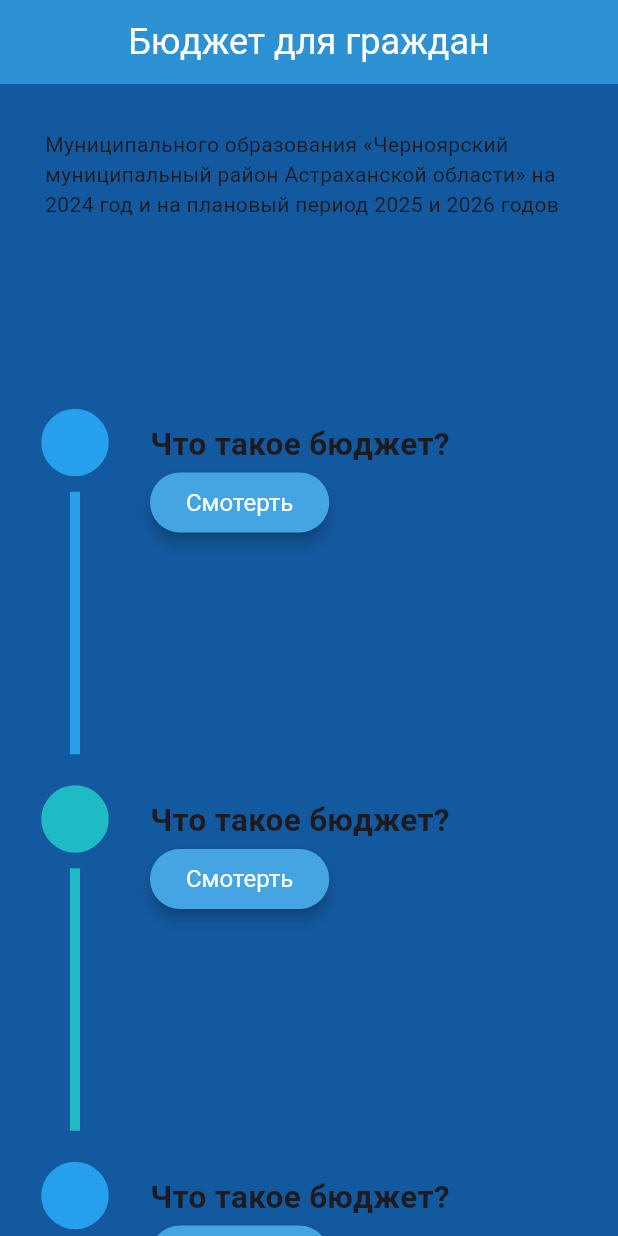
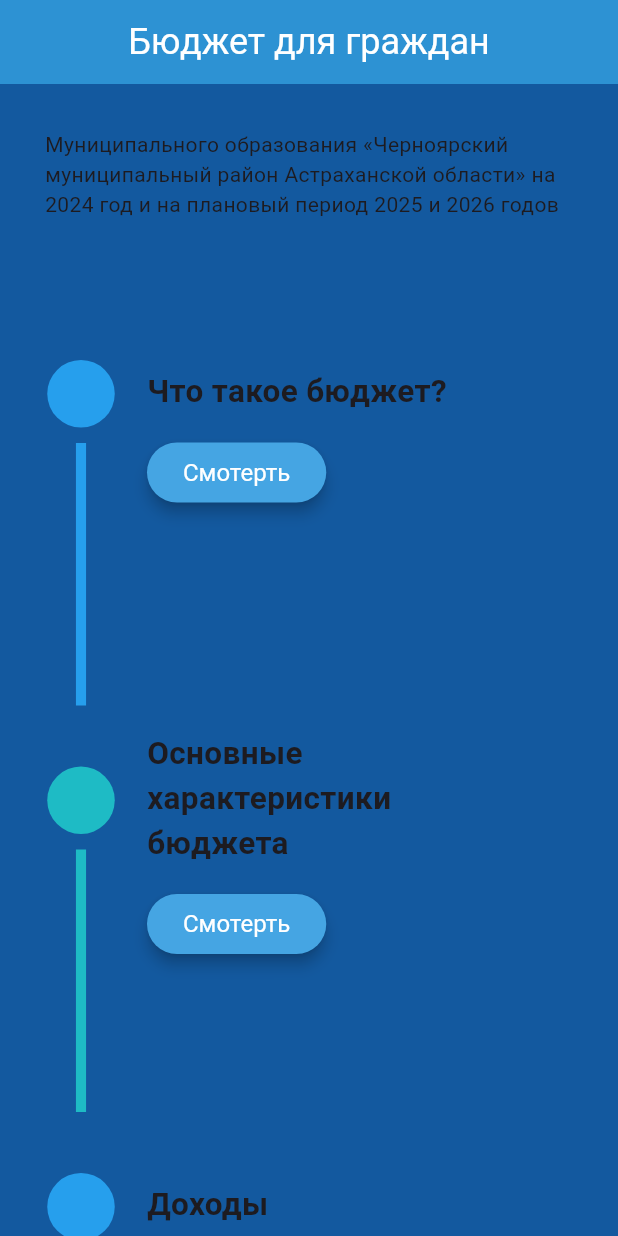
Before and after one commit to MatveyNevirets/Budget, a Flutter app: the screen it shows after launch, on a phone screen of 412 x 824 dp. Run offline on Flutter 3.47's test engine with Material 3 defaults, Android fonts, the phone set to English and light mode, and no system bars.

Commit message:
Set names of category

```diff
--- a/lib/Consts/AppStrings.dart
+++ b/lib/Consts/AppStrings.dart
@@ -6,11 +6,11 @@ abstract class AppStrings extends StatelessWidget
   static const subtitleText = "Муниципального образования «Черноярский муниципальный район Астраханской области» на 2024 год и на плановый период 2025 и 2026 годов";
 
   static const whatIsBudgetButtonText = "Что такое бюджет?";
-  static const baseCharactersButtonText = "Основные характеристики бюджета";
+  static const baseCharactersButtonText = "Основные\nхарактеристики\nбюджета";
   static const dohods = "Доходы";
   static const rashods = "Расходы";
-  static const meshBudget = "Межбюджетные отношения";
-  static const requesits = "Реквизиты для оплаты";
+  static const meshBudget = "Межбюджетные\nотношения";
+  static const requesits = "Реквизиты для\nоплаты";
   static const contacts = "Контакты";
 
   static const basicCheckButtonText = "Смотерть";
--- a/lib/widgets/main_screen/main_screen_widget.dart
+++ b/lib/widgets/main_screen/main_screen_widget.dart
@@ -1,5 +1,6 @@
 import 'package:budget/Consts/AppColors.dart';
 import 'package:budget/Consts/AppStrings.dart';
+import 'package:budget/widgets/main_screen/main_screen_widget.dart';
 import 'package:flutter/material.dart';
 
 class MainScreenWidget extends StatelessWidget {
@@ -36,68 +37,56 @@ class TitleAndNavigationWidgets extends StatelessWidget {
       physics: ScrollPhysics(parent: ClampingScrollPhysics()),
       child: Container(
         margin: const EdgeInsets.all(30),
-        child: const Wrap(
+        child: Wrap(
           children: [
             Column(
               children: [
                 Text(AppStrings.subtitleText),
-                OneCategoryGraphicWidgets(
-                    // радиус 10, отступ от круга до линии 20
-                    categoryWidgetsColor,
+                CategoryPoint(
                     AppStrings.whatIsBudgetButtonText,
-                    false,
+                    AppColors.categoryWidgetsColor,
                     ovalRadius,
-                    indentOfOvalToLine),
+                    indentOfOvalToLine, false),
                 SizedBox(
-                  height: 38,
+                  height: 48,
                 ),
-                OneCategoryGraphicWidgets(
-                    // радиус 10, отступ от круга до линии 20
-                    alternativeCategoryWidgetsColor,
-                    AppStrings.whatIsBudgetButtonText,
-                    false,
+                CategoryPoint(
+                    AppStrings.baseCharactersButtonText,
+                    AppColors.alternativeCategoryWidgetsColor,
                     ovalRadius,
-                    indentOfOvalToLine),
+                    indentOfOvalToLine, false),
                 SizedBox(
-                  height: 38,
+                  height: 48,
                 ),
-                OneCategoryGraphicWidgets(
-                    // радиус 10, отступ от круга до линии 20
-                    categoryWidgetsColor,
-                    AppStrings.whatIsBudgetButtonText,
-                    false,
+                CategoryPoint(
+                    AppStrings.dohods,
+                    AppColors.categoryWidgetsColor,
                     ovalRadius,
-                    indentOfOvalToLine),
+                    indentOfOvalToLine, false),
                 SizedBox(
-                  height: 38,
+                  height: 48,
                 ),
-                OneCategoryGraphicWidgets(
-                    // радиус 10, отступ от круга до линии 20
-                    alternativeCategoryWidgetsColor,
-                    AppStrings.whatIsBudgetButtonText,
-                    false,
+                CategoryPoint(
+                    AppStrings.meshBudget,
+                    AppColors.alternativeCategoryWidgetsColor,
                     ovalRadius,
-                    indentOfOvalToLine),
+                    indentOfOvalToLine, false),
                 SizedBox(
-                  height: 38,
+                  height: 48,
                 ),
-                OneCategoryGraphicWidgets(
-                    // радиус 10, отступ от круга до линии 20
-                    categoryWidgetsColor,
-                    AppStrings.whatIsBudgetButtonText,
-                    false,
+                CategoryPoint(
+                    AppStrings.requesits,
+                    AppColors.categoryWidgetsColor,
                     ovalRadius,
-                    indentOfOvalToLine),
+                    indentOfOvalToLine, false),
                 SizedBox(
-                  height: 38,
+                  height: 48,
                 ),
-                OneCategoryGraphicWidgets(
-                    // радиус 10, отступ от круга до линии 20
-                    alternativeCategoryWidgetsColor,
-                    AppStrings.whatIsBudgetButtonText,
-                    true,
+                CategoryPoint(
+                    AppStrings.contacts,
+                    AppColors.alternativeCategoryWidgetsColor,
                     ovalRadius,
-                    indentOfOvalToLine),
+                    indentOfOvalToLine, true),
                 SizedBox(
                   height: 60,
                 ),
@@ -110,15 +99,75 @@ class TitleAndNavigationWidgets extends StatelessWidget {
   }
 }
 
+class CategoryPoint extends StatelessWidget {
+
+  final String textOfCategory;
+
+  final Color basedColor;
+  final double ovalRadius;
+  final double indentOfOvalToLine;
+
+  final bool isEndPoint;
+
+  @override
+  Widget build(BuildContext context) {
+    return Row(
+      children: [
+        OneCategoryGraphicWidgets(
+            // радиус 10, отступ от круга до линии 20
+            basedColor,
+            isEndPoint,
+            ovalRadius,
+            indentOfOvalToLine),
+        SizedBox(width: 60,),
+        OneCategoryUIWidgets(textOfCategory: textOfCategory),
+      ],
+    );
+  }
+
+
+  CategoryPoint(this.textOfCategory, this.basedColor, this.ovalRadius,
+      this.indentOfOvalToLine, this.isEndPoint);
+}
+
+class OneCategoryUIWidgets extends StatelessWidget {
+  final String textOfCategory;
+
+  const OneCategoryUIWidgets({super.key, required this.textOfCategory});
+
+  @override
+  Widget build(BuildContext context) {
+    return Column(
+      crossAxisAlignment: CrossAxisAlignment.start,
+      children: [
+        const SizedBox(
+          height: 100
+        ),
+        Container(
+          child: Text(
+            textOfCategory,
+            style: TextStyle(fontWeight: FontWeight.bold, fontSize: 21),
+            textAlign: TextAlign.start,
+          ),
+        ),
+        SizedBox(height: 15, width: 21,),
+        ElevatedButton(
+          onPressed: () {},
+          child: Text(AppStrings.basicCheckButtonText),
+        ),
+      ],
+    );
+  }
+}
+
 class OneCategoryGraphicWidgets extends StatelessWidget {
   final Color baseColor;
-  final String textOfCategory;
   final bool isEndPoint;
   final double ovalRadius;
   final double indentOfOvalToLine;
 
-  const OneCategoryGraphicWidgets(this.baseColor, this.textOfCategory,
-      this.isEndPoint, this.ovalRadius, this.indentOfOvalToLine,
+  const OneCategoryGraphicWidgets(
+      this.baseColor, this.isEndPoint, this.ovalRadius, this.indentOfOvalToLine,
       {super.key});
 
   @override
@@ -126,13 +175,8 @@ class OneCategoryGraphicWidgets extends StatelessWidget {
     return Container(
       child: Column(
         children: [
-          Row(
-            children: [
           Column(
             children: [
-                  const SizedBox(
-                    height: 45,
-                  ),
               CustomPaint(
                 painter: DrawingCirclePainter(baseColor, ovalRadius),
               ),
@@ -141,36 +185,7 @@ class OneCategoryGraphicWidgets extends StatelessWidget {
             ],
           ),
           const SizedBox(
-                width: 70,
-                height: 0,
-                child: ColoredBox(
-                  color: Colors.black,
-                ),
-              ), //Здесь можно текст двигать
-              Column(
-                crossAxisAlignment: CrossAxisAlignment.start,
-                children: [
-                  const SizedBox(
-                    width: 0,
-                    height: 135,
-                    child: ColoredBox(
-                      color: Colors.black,
-                    ),
-                  ),
-                  Container(
-                    child: Text(
-                      textOfCategory,
-                      style: TextStyle(fontWeight: FontWeight.bold, fontSize: 21),
-                      textAlign: TextAlign.start,
-                    ),
-                  ),
-                  ElevatedButton(
-                    onPressed: () {},
-                    child: Text(AppStrings.basicCheckButtonText),
-                  ),
-                ],
-              ),
-            ],
+            width: 8,
           ),
         ],
       ),
```
Lines whose indentation alone changed are shown as unchanged.
